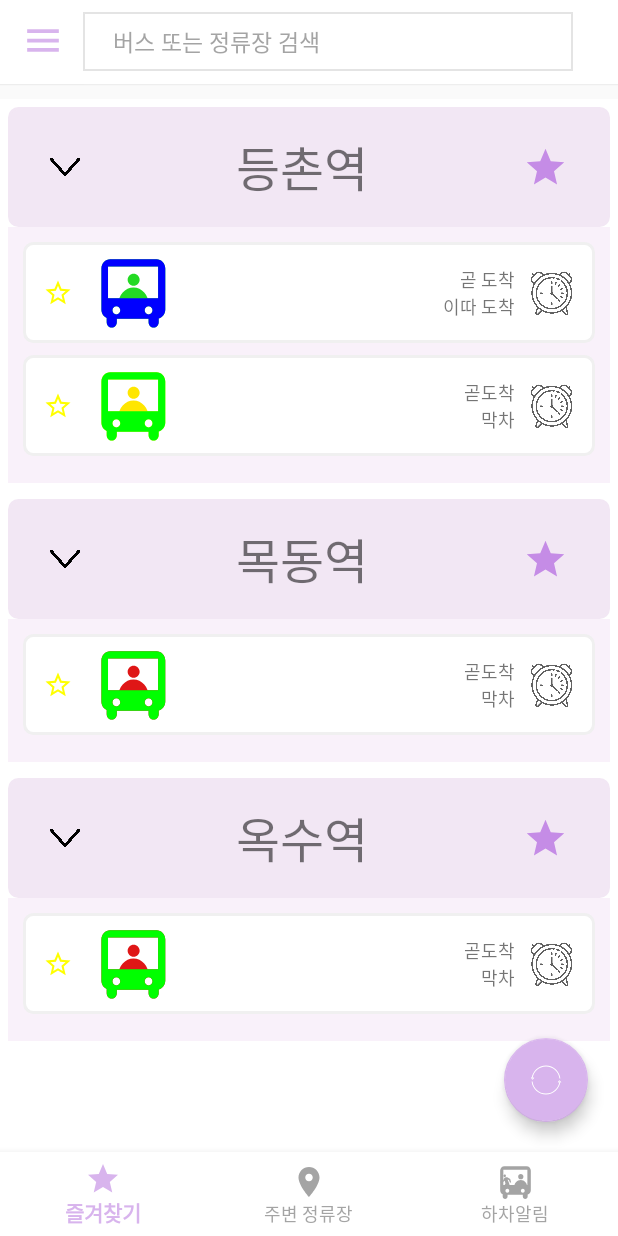
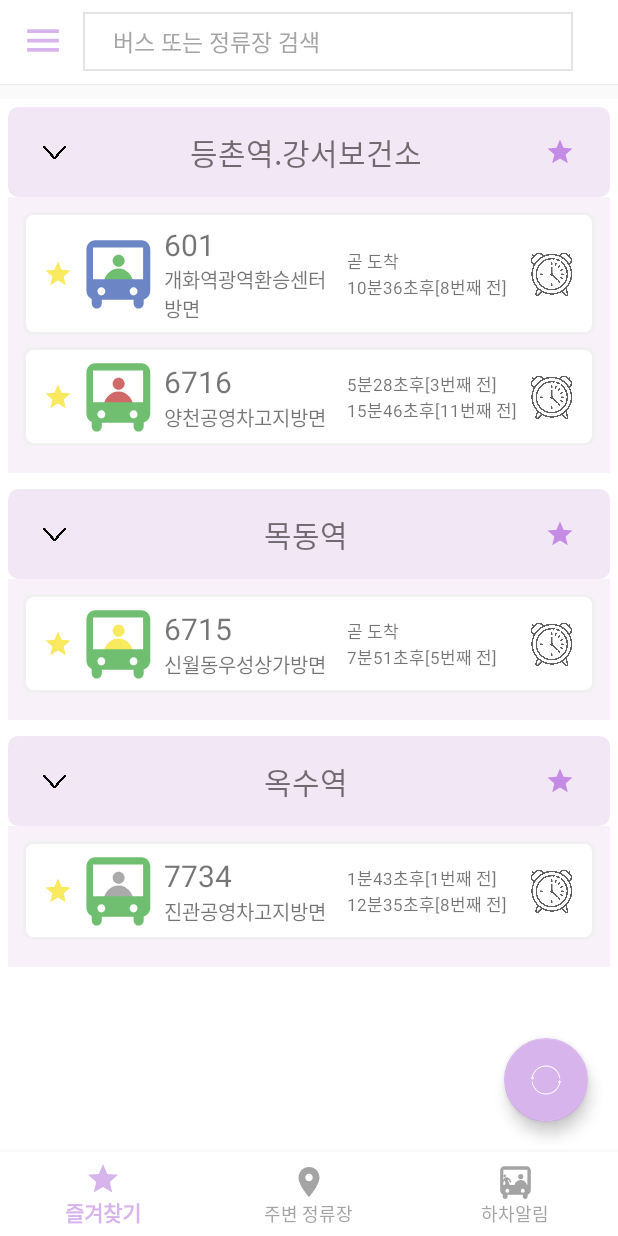
Before and after one commit to yjovoS2/Bustayo, an Android app: the screen it shows after launch (MainActivity), on a phone screen of 412 x 824 dp. Run offline under Robolectric (Android 15) with nearby library versions, the phone set to English and light mode, and no system bars; libraries missing offline, so code that uses them is left out: com.naver.maps; 8 statements that could not run were skipped.

Commit message:
bookmark 글씨 크기 조절(+왼쪽정렬), 하드코딩 더 진짜같이, 버스 색상 - 예진

```diff
--- a/app/src/main/java/com/bhsd/bustayo/adapter/CurrentBusRecyclerViewAdapter.java
+++ b/app/src/main/java/com/bhsd/bustayo/adapter/CurrentBusRecyclerViewAdapter.java
@@ -80,30 +80,37 @@ public class CurrentBusRecyclerViewAdapter extends RecyclerView.Adapter<CurrentB
     @Override
     public void onBindViewHolder(@NonNull CurrentBusRecyclerViewAdapter.CurrentBusViewHolder holder, final int position) {
         holder.bookmark.setImageResource(R.drawable.ic_bookmark_empty);
+        holder.bookmark.setColorFilter(Color.parseColor("#AAAAAA"));
         holder.busColor.setImageResource(R.drawable.ic_bus_);
-        holder.busCongested.setImageResource(R.drawable.ic_bus);
+        holder.busCongested.setImageResource(R.drawable.ic_man);
         holder.alarm.setImageResource(R.drawable.ic_alarm);
         holder.busColor.setColorFilter(currentBusInfos.get(position).getBusColor()); //버스 색
-        holder.busNum.setText(currentBusInfos.get(position).getBusNum()+"");
+        holder.busNum.setText(currentBusInfos.get(position).getBusNum());
         holder.busDestination.setText(currentBusInfos.get(position).getBusDestination());
         holder.currentbus1.setText(currentBusInfos.get(position).getCurrentLocation1());
         holder.currentbus2.setText(currentBusInfos.get(position).getCurrentLocation2());
 
         int BusCongestion = currentBusInfos.get(position).getBusCongestion();
+        String color = "#";
         switch (BusCongestion){
-            case 0 : holder.busCongested.setColorFilter(Color.parseColor("#23DA23"));break;
-            case 10 : holder.busCongested.setColorFilter(Color.parseColor("#FFE600"));break;
-            case 20 : holder.busCongested.setColorFilter(Color.parseColor("#DF1616"));break;
-            default:;
+            case 3 : color = "#70BF70"; break; // 여유
+            case 4 : color = "#F8E95F";break; // 보통
+            case 5 :    // 혼잡
+            case 6 : color = "#D16969";break;
+            case 0 :    // 데이터 없음
+            default: color = "#AAAAAA";
         }
+        holder.busCongested.setColorFilter(Color.parseColor(color));
 
         if(isInclude)
             holder.bookmark.setVisibility(View.GONE);
         else
             holder.bookmark.setVisibility(View.VISIBLE);
 
-        if(currentBusInfos.get(position).isBookmark())
-            holder.bookmark.setColorFilter(Color.YELLOW);
+        if(currentBusInfos.get(position).isBookmark()) {
+            holder.bookmark.setImageResource(R.drawable.ic_bookmark);
+            holder.bookmark.setColorFilter(Color.parseColor("#F8E95F"));
+        }
 
         holder.alarm.setOnClickListener(new View.OnClickListener() {
             @Override
--- a/app/src/main/java/com/bhsd/bustayo/fragment/BookmarkFragment.java
+++ b/app/src/main/java/com/bhsd/bustayo/fragment/BookmarkFragment.java
@@ -1,7 +1,6 @@
 package com.bhsd.bustayo.fragment;
 
 import android.content.Intent;
-import android.graphics.Color;
 import android.os.Bundle;
 import android.util.Log;
 import android.view.LayoutInflater;
@@ -15,11 +14,11 @@ import androidx.recyclerview.widget.LinearLayoutManager;
 import androidx.recyclerview.widget.RecyclerView;
 
 import com.bhsd.bustayo.MainActivity;
-import com.bhsd.bustayo.dto.BookmarkInfo;
-import com.bhsd.bustayo.adapter.BookmarkRecyclerViewAdapter;
-import com.bhsd.bustayo.dto.CurrentBusInfo;
 import com.bhsd.bustayo.R;
 import com.bhsd.bustayo.activity.StationActivity;
+import com.bhsd.bustayo.adapter.BookmarkRecyclerViewAdapter;
+import com.bhsd.bustayo.dto.BookmarkInfo;
+import com.bhsd.bustayo.dto.CurrentBusInfo;
 import com.google.android.material.floatingactionbutton.FloatingActionButton;
 
 import java.util.ArrayList;
@@ -78,20 +77,20 @@ public class BookmarkFragment extends Fragment {
     public void insertData(){
         ArrayList<CurrentBusInfo> currentBusInfos = new ArrayList<>();
 
-        currentBusInfos.add(new CurrentBusInfo(Color.BLUE,0,"601","우리집","곧 도착", "이따 도착",true));
-        currentBusInfos.add(new CurrentBusInfo(Color.GREEN,10,"6716","등촌역", "곧도착","막차",true));
+        currentBusInfos.add(new CurrentBusInfo(getContext().getColor(R.color.bus_blue),3,"601","개화역광역환승센터방면","곧 도착", "10분36초후[8번째 전]",true));
+        currentBusInfos.add(new CurrentBusInfo(getContext().getColor(R.color.bus_green),5,"6716","양천공영차고지방면", "5분28초후[3번째 전]","15분46초후[11번째 전]",true));
 
-        bookmarkInfos.add(new BookmarkInfo("등촌역", currentBusInfos));
+        bookmarkInfos.add(new BookmarkInfo("등촌역.강서보건소", currentBusInfos));
 
         ArrayList<CurrentBusInfo> currentBusInfos1 = new ArrayList<>();
 
-        currentBusInfos1.add(new CurrentBusInfo(Color.GREEN,20,"6715","등촌역", "곧도착","막차", true));
+        currentBusInfos1.add(new CurrentBusInfo(getContext().getColor(R.color.bus_green),4,"6715","신월동우성상가방면", "곧 도착","7분51초후[5번째 전]", true));
 
         bookmarkInfos.add(new BookmarkInfo("목동역", currentBusInfos1));
 
         ArrayList<CurrentBusInfo> currentBusInfos2 = new ArrayList<>();
 
-        currentBusInfos2.add(new CurrentBusInfo(Color.GREEN,20,"7734","옥수역", "곧도착","막차", true));
+        currentBusInfos2.add(new CurrentBusInfo(getContext().getColor(R.color.bus_green),0,"7734","진관공영차고지방면", "1분43초후[1번째 전]","12분35초후[8번째 전]", true));
 
         bookmarkInfos.add(new BookmarkInfo("옥수역", currentBusInfos2));
     }
--- a/app/src/main/res/layout/recyclerview_bookmark.xml
+++ b/app/src/main/res/layout/recyclerview_bookmark.xml
@@ -8,7 +8,7 @@
     <androidx.constraintlayout.widget.ConstraintLayout
         android:id="@+id/busstop_bookmark"
         android:layout_width="match_parent"
-        android:layout_height="80dp"
+        android:layout_height="60dp"
         android:padding="8dp"
         android:layout_marginBottom="8dp"
         android:background="@drawable/button_round"
@@ -19,9 +19,9 @@
 
         <ImageView
             android:id="@+id/drawer_button"
-            android:layout_width="20dp"
-            android:layout_height="20dp"
-            android:layout_marginLeft="20dp"
+            android:layout_width="15dp"
+            android:layout_height="15dp"
+            android:layout_marginStart="15dp"
             app:layout_constraintTop_toTopOf="parent"
             app:layout_constraintBottom_toBottomOf="parent"
             app:layout_constraintLeft_toLeftOf="parent"
@@ -32,7 +32,7 @@
             android:layout_width="wrap_content"
             android:layout_height="wrap_content"
             android:text="버스정류장 이름"
-            android:textSize="32sp"
+            android:textSize="20sp"
             app:layout_constraintTop_toTopOf="parent"
             app:layout_constraintLeft_toRightOf="@id/drawer_button"
             app:layout_constraintRight_toLeftOf="@+id/bookmark_button"
@@ -40,9 +40,9 @@
 
         <ImageView
             android:id="@+id/bookmark_button"
-            android:layout_width="30dp"
-            android:layout_height="30dp"
-            android:layout_marginRight="20dp"
+            android:layout_width="20dp"
+            android:layout_height="20dp"
+            android:layout_marginEnd="15dp"
             app:layout_constraintTop_toTopOf="parent"
             app:layout_constraintBottom_toBottomOf="parent"
             app:layout_constraintRight_toRightOf="parent"
--- a/app/src/main/res/layout/recyclerview_bus_item.xml
+++ b/app/src/main/res/layout/recyclerview_bus_item.xml
@@ -22,7 +22,8 @@
         android:id="@+id/busCongested"
         android:layout_width="50dp"
         android:layout_height="50dp"
-        android:layout_marginLeft="15dp"
+        android:layout_marginStart="5dp"
+        android:src="@drawable/ic_man"
         app:layout_constraintTop_toTopOf="parent"
         app:layout_constraintLeft_toRightOf="@id/bus_bookmark"
         app:layout_constraintBottom_toBottomOf="parent" />
@@ -31,54 +32,53 @@
         android:id="@+id/bus_color"
         android:layout_width="50dp"
         android:layout_height="50dp"
-        android:layout_marginLeft="15dp"
+        android:layout_marginStart="5dp"
+        android:src="@drawable/ic_bus_"
         app:layout_constraintTop_toTopOf="parent"
         app:layout_constraintLeft_toRightOf="@id/bus_bookmark"
         app:layout_constraintBottom_toBottomOf="parent" />
 
     <androidx.constraintlayout.widget.ConstraintLayout
         android:id="@+id/bus_info"
-        android:layout_width="wrap_content"
+        android:layout_width="0dp"
         android:layout_height="wrap_content"
+        android:layout_marginStart="5dp"
+        app:layout_constraintHorizontal_weight="49"
         app:layout_constraintTop_toTopOf="parent"
         app:layout_constraintBottom_toBottomOf="parent"
         app:layout_constraintLeft_toRightOf="@id/busCongested"
-        app:layout_constraintRight_toLeftOf="@+id/bus_time"
-        android:layout_marginLeft="80dp">
+        app:layout_constraintRight_toLeftOf="@+id/bus_time">
 
     <TextView
         android:id="@+id/bus_num"
-        android:layout_width="wrap_content"
+        android:layout_width="match_parent"
         android:layout_height="wrap_content"
         app:layout_constraintTop_toTopOf="parent"
-        app:layout_constraintLeft_toLeftOf="parent"
         android:ems="5"
         android:text="버스 번호"
-        android:textSize="20dp"
-        android:gravity="right"/>
+        android:textSize="20sp"/>
 
     <TextView
         android:id="@+id/bus_destination"
         android:layout_width="match_parent"
         android:layout_height="wrap_content"
-        app:layout_constraintRight_toRightOf="@id/bus_num"
         app:layout_constraintTop_toBottomOf="@id/bus_num"
         android:ems="8"
         android:text="~ 방면"
-        android:textSize="16dp"
-        android:gravity="right"/>
+        android:textSize="13sp"/>
 
     </androidx.constraintlayout.widget.ConstraintLayout>
 
     <androidx.constraintlayout.widget.ConstraintLayout
         android:id="@+id/bus_time"
-        android:layout_width="wrap_content"
+        android:layout_width="0dp"
         android:layout_height="wrap_content"
+        android:layout_marginStart="5dp"
+        app:layout_constraintHorizontal_weight="51"
+        app:layout_constraintLeft_toRightOf="@+id/bus_info"
         app:layout_constraintRight_toLeftOf="@+id/bus_alarm"
         app:layout_constraintTop_toTopOf="parent"
-        app:layout_constraintRight_toRightOf="parent"
         app:layout_constraintBottom_toBottomOf="parent"
-        android:layout_marginRight="10dp"
         android:orientation="vertical">
 
         <TextView
@@ -89,9 +89,8 @@
             app:layout_constraintLeft_toLeftOf="parent"
             app:layout_constraintBottom_toTopOf="@id/bus_second"
             android:text="도착 시간1"
-            android:textSize="12dp"
-            android:ems="14"
-            android:gravity="right"/>
+            android:textSize="11sp"
+            android:ems="14"/>
 
         <TextView
             android:id="@+id/bus_second"
@@ -100,10 +99,9 @@
             app:layout_constraintRight_toRightOf="@id/bus_first"
             app:layout_constraintTop_toBottomOf="@id/bus_first"
             app:layout_constraintBottom_toBottomOf="parent"
-            android:textSize="12dp"
+            android:textSize="11sp"
             android:ems="14"
-            android:text="도착 시간2"
-            android:gravity="right"/>
+            android:text="도착 시간2"/>
 
     </androidx.constraintlayout.widget.ConstraintLayout>
 
```
